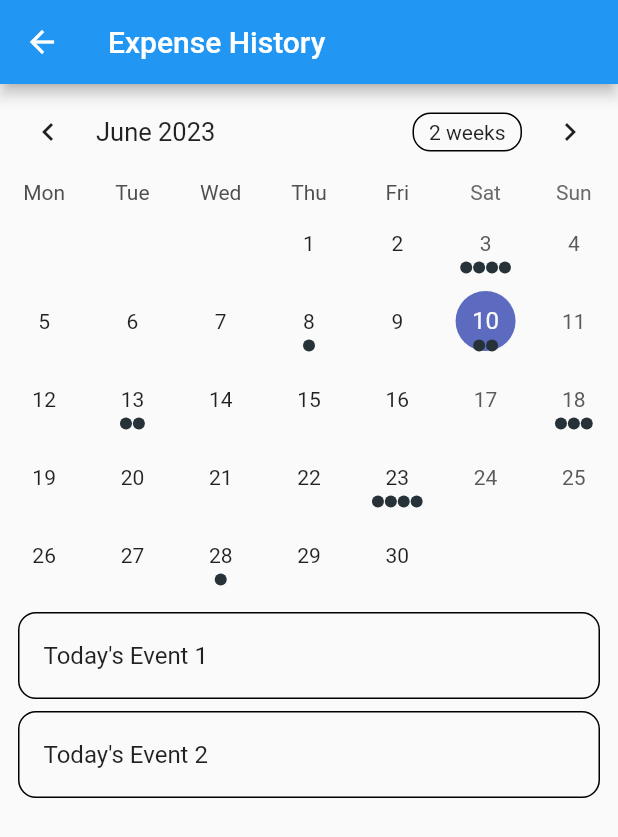
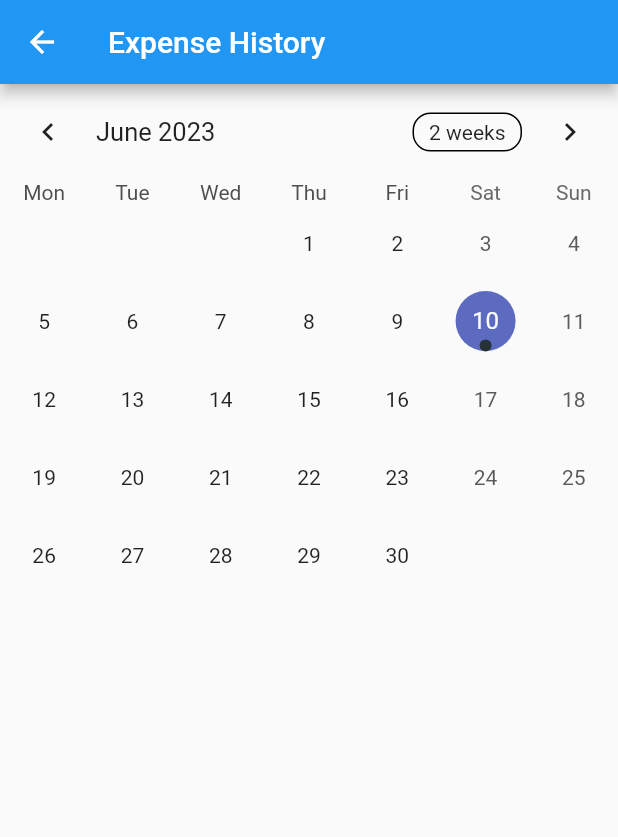
Before and after one commit to UTPAL-GAURAV/BudgetLab, a Flutter app: the screen it shows after launch, item 4 of the bottom bar chosen, on a phone screen of 412 x 824 dp. Shown: the top 837 px of the screen. Run offline on Flutter 3.47's test engine with Material 2 defaults, Android fonts, the phone set to English and light mode, and no system bars; drawn by our look-alikes of table_calendar; our stand-ins replace objectbox, shared_preferences; generated files the repository leaves out were written again.

Commit message:
add events to calendar

```diff
--- /dev/null
+++ b/lib/BudgetModule/History/Event_util.dart
@@ -0,0 +1,107 @@
+import 'dart:io';
+
+import 'package:budgetlab/BudgetModule/LoanLend/loanLend_controller.dart';
+import 'package:budgetlab/BudgetModule/LoanLend/loanLend_entity.dart';
+import 'package:objectbox/objectbox.dart';
+import '../../objectbox.g.dart';
+import '../IncomeExpense/incomeExpense_controller.dart';
+import '../IncomeExpense/incomeExpense_entity.dart';
+import 'UI/Event_entity.dart';
+import '../../DB/ObjectBoxManager.dart';
+
+class Events {
+
+  static Box incomeExpenseBox = ObjectBoxManager.incomeExpenseBox;
+  static Box loanLendBox = ObjectBoxManager.loanLendBox;
+
+  static List<Event> getCombinedEvents() {
+    IncomeExpenseController incomeExpense = IncomeExpenseController();
+    LoanLendController loanLend = LoanLendController();
+
+    List<IncomeExpense> incomeEvents = incomeExpense.getAllIncomeExpenseList();
+    List<LoanLend> loanEvents = loanLend.getAllLoanLendList();
+    Event event = Event(title: "", category: "", amount: 0, date: DateTime.now(), color: true);
+    List<Event> events = [];
+
+    for (final ie in incomeEvents) {
+      event.title = ie.category;
+      event.date = ie.dateTime;
+      event.amount = ie.amount;
+      if (ie.isIncome == true) {
+        event.category = "Income";
+        event.color = true;
+      } else {
+        event.category = "Expense";
+        event.color = false;
+      }
+    }
+
+    for (final ll in loanEvents) {
+      event.title = ll.name;
+      event.date = ll.dateTime;
+      event.amount = ll.amount;
+      if (ll.isLoan == true) {
+        event.category = "Loan";
+        event.color = false;
+      } else {
+        event.category = "Lend";
+        event.color = true;
+      }
+    }
+
+    events.add(event);
+
+    print('combined: $events');
+
+
+    return events;
+  }
+
+  static List<Event> filterDayEvent(DateTime date) {
+    print('date for filter day event: $date');
+    DateTime nextDay = date.add(Duration(days: 1));
+    List<Event> events = getCombinedEvents();
+    List<Event> filteredEvents = events.where((obj) => obj.date.isAfter(date) && obj.date.isBefore(nextDay)).toList();
+    print('in filterDayEvent:  $events');
+    print('Filtered Events: $filteredEvents');
+
+    return filteredEvents;
+  }
+
+  static List<Event> filterEvent(DateTime startDate, DateTime endDate) {
+    print(startDate);
+    List<Event> events = getCombinedEvents();
+    List<Event> filteredEvents = events.where((obj) =>
+    obj.date.isAfter(startDate) && obj.date.isBefore(endDate)).toList();
+    print(events);
+    print(filteredEvents);
+
+    return filteredEvents;
+  }
+}
+
+final kToday = DateTime.now();
+final kFirstDay = DateTime(kToday.year, kToday.month - 3, kToday.day);
+final kLastDay = DateTime(kToday.year, kToday.month + 3, kToday.day);
+
+List<DateTime> daysInRange(DateTime first, DateTime last) {
+  print(first);
+  print(last);
+  final dayCount = last
+      .difference(first)
+      .inDays + 1;
+  return List.generate(
+    dayCount,
+        (index) => DateTime.utc(first.year, first.month, first.day + index),
+  );
+}
+
+List<Event> eventList = Events.getCombinedEvents();
+
+int getHashCode(DateTime key) {
+  stderr.writeln('print me');
+  for (int i = 0; i < eventList.length; i++) {
+    print(eventList[i]);
+  }
+  return key.day * 1000000 + key.month * 10000 + key.year;
+}
--- /dev/null
+++ b/lib/BudgetModule/History/UI/Event_entity.dart
@@ -0,0 +1,24 @@
+import 'package:objectbox/objectbox.dart';
+
+@Entity()
+class Event {
+  String title;
+  String category;
+  int amount;
+  DateTime date;
+  bool color;
+
+  Event(
+      {
+        required this.title,
+        required this.category,
+        required this.amount,
+        required this.date,
+        required this.color
+      });
+
+  @override
+  String toString() {
+    return 'Event{title: $title, category: $category, amount: $amount, date: $date, color: $color}';
+  }
+}
--- /dev/null
+++ b/lib/BudgetModule/History/UI/history_screen.dart
@@ -0,0 +1,165 @@
+import 'package:budgetlab/BudgetModule/History/Event_util.dart';
+
+import 'Event_entity.dart';
+
+import 'package:flutter/material.dart';
+import 'package:table_calendar/table_calendar.dart';
+
+class HistoryScreen extends StatefulWidget {
+  const HistoryScreen({Key? key}) : super(key: key);
+
+  @override
+  State<HistoryScreen> createState() => _HistoryScreenState();
+}
+
+class _HistoryScreenState extends State<HistoryScreen> {
+  late final ValueNotifier<List<Event>> _selectedEvents;
+  CalendarFormat _calendarFormat = CalendarFormat.month;
+  RangeSelectionMode _rangeSelectionMode = RangeSelectionMode.toggledOff; // Can be toggled on/off by longpressing a date
+  DateTime _focusedDay = DateTime.now();
+  DateTime? _selectedDay;
+  DateTime? _rangeStart;
+  DateTime? _rangeEnd;
+
+  @override
+  void initState() {
+    super.initState();
+
+    _selectedDay = _focusedDay;
+    _selectedEvents = ValueNotifier(_getEventsForDay(_selectedDay!));
+  }
+
+  @override
+  void dispose() {
+    _selectedEvents.dispose();
+    super.dispose();
+  }
+
+  List<Event> _getEventsForDay(DateTime day) {
+    // Implementation example
+    print('start date: $day');
+    return Events.filterDayEvent(day);
+  }
+
+  List<Event> _getEventsForRange(DateTime start, DateTime end) {
+    // Implementation example
+    final days = daysInRange(start, end);
+
+    return [
+      for (final d in days) ..._getEventsForDay(d),
+    ];
+  }
+
+  void _onDaySelected(DateTime selectedDay, DateTime focusedDay) {
+    if (!isSameDay(_selectedDay, selectedDay)) {
+      setState(() {
+        _selectedDay = selectedDay;
+        _focusedDay = focusedDay;
+        _rangeStart = null; // Important to clean those
+        _rangeEnd = null;
+        _rangeSelectionMode = RangeSelectionMode.toggledOff;
+      });
+
+      _selectedEvents.value = _getEventsForDay(selectedDay);
+    }
+  }
+
+  void _onRangeSelected(DateTime? start, DateTime? end, DateTime focusedDay) {
+    setState(() {
+      _selectedDay = null;
+      _focusedDay = focusedDay;
+      _rangeStart = start;
+      _rangeEnd = end;
+      _rangeSelectionMode = RangeSelectionMode.toggledOn;
+    });
+
+    // `start` or `end` could be null
+    if (start != null && end != null) {
+      _selectedEvents.value = _getEventsForRange(start, end);
+    } else if (start != null) {
+      _selectedEvents.value = _getEventsForDay(start);
+    } else if (end != null) {
+      _selectedEvents.value = _getEventsForDay(end);
+    }
+  }
+
+
+  @override
+  Widget build(BuildContext context) {
+    return Scaffold(
+      appBar: AppBar(
+        title: Text('Expense History'),
+      ),
+      body:  Column(
+        children: [
+          TableCalendar<Event>(
+            firstDay: kFirstDay,
+            lastDay: kLastDay,
+            focusedDay: _focusedDay,
+            selectedDayPredicate: (day) => isSameDay(_selectedDay, day),
+            rangeStartDay: _rangeStart,
+            rangeEndDay: _rangeEnd,
+            calendarFormat: _calendarFormat,
+            rangeSelectionMode: _rangeSelectionMode,
+            eventLoader: _getEventsForDay,
+            startingDayOfWeek: StartingDayOfWeek.monday,
+            calendarStyle: CalendarStyle(
+              // Use `CalendarStyle` to customize the UI
+              outsideDaysVisible: false,
+            ),
+            onDaySelected: _onDaySelected,
+            onRangeSelected: _onRangeSelected,
+            onFormatChanged: (format) {
+              if (_calendarFormat != format) {
+                setState(() {
+                  _calendarFormat = format;
+                });
+              }
+            },
+            onPageChanged: (focusedDay) {
+              _focusedDay = focusedDay;
+            },
+          ),
+          const SizedBox(height: 8.0),
+          Expanded(
+            child: ValueListenableBuilder<List<Event>>(
+              valueListenable: _selectedEvents,
+              builder: (context, value, _) {
+                return ListView.builder(
+                  itemCount: value.length,
+                  itemBuilder: (context, index) {
+                    Color fontColor = value[index].color ? Colors.green : Colors.red;
+                    return Container(
+                      margin: const EdgeInsets.symmetric(
+                        horizontal: 12.0,
+                        vertical: 4.0,
+                      ),
+                      decoration: BoxDecoration(
+                        border: Border.all(),
+                        borderRadius: BorderRadius.circular(12.0),
+                      ),
+                      child: ListTile(
+                        onTap: () => print('${value[index]}'),
+                        leading: Icon(Icons.paid),
+                        iconColor: fontColor,
+                        title: Text('${value[index].title}'),
+                        subtitle: Text('${value[index].category}'),
+                        trailing: Text(
+                        'Rs. ${value[index].amount}',
+                           style: TextStyle(
+                            fontWeight: FontWeight.bold,
+                            color: fontColor,
+                          ),
+                        ),
+                      )
+                    );
+                  },
+                );
+              },
+            ),
+          ),
+        ],
+      ),
+    );
+  }
+}
--- a/lib/Shared/routes_manager.dart
+++ b/lib/Shared/routes_manager.dart
@@ -1,5 +1,5 @@
 import 'package:budgetlab/BudgetModule/IncomeExpense/UI/addIncomeExpense_screen.dart';
-import 'package:budgetlab/HistoryModule/UI/history_screen.dart';
+import 'package:budgetlab/BudgetModule/History/UI/history_screen.dart';
 import 'package:budgetlab/HomeModule/UI/homePage_screen.dart';
 import 'package:flutter/widgets.dart';
 
```
Also changed, not shown: pubspec.lock.
